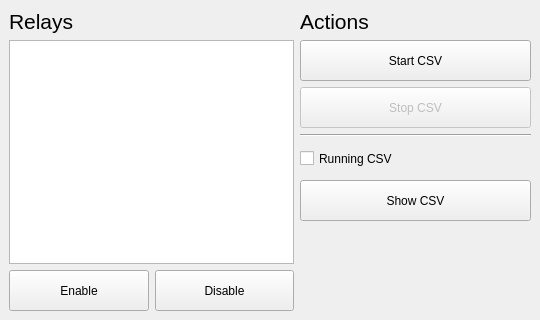
Qt form py-olfactory-serial-controller/ui/main.ui (dennisgk/olfactory-serial-controller) before a commit.
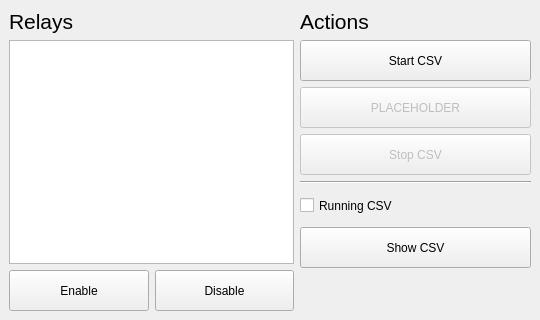
The same form after that commit.

What changed in the file:
```diff
--- a/py-olfactory-serial-controller/ui/main.ui
+++ b/py-olfactory-serial-controller/ui/main.ui
@@ -119,6 +119,25 @@
         </property>
        </widget>
       </item>
+      <item>
+       <widget class="QPushButton" name="pause_csv_button">
+        <property name="enabled">
+         <bool>false</bool>
+        </property>
+        <property name="minimumSize">
+         <size>
+          <width>231</width>
+          <height>41</height>
+         </size>
+        </property>
+        <property name="focusPolicy">
+         <enum>Qt::NoFocus</enum>
+        </property>
+        <property name="text">
+         <string>PLACEHOLDER</string>
+        </property>
+       </widget>
+      </item>
       <item>
        <widget class="QPushButton" name="stop_csv_button">
         <property name="enabled">
```
